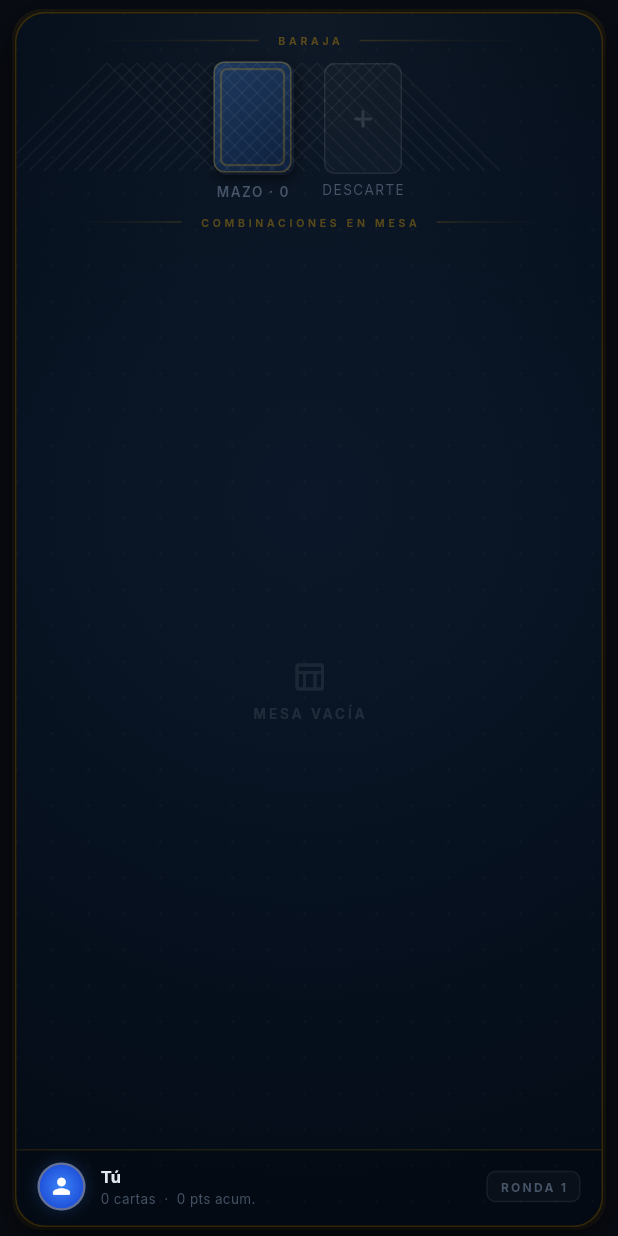
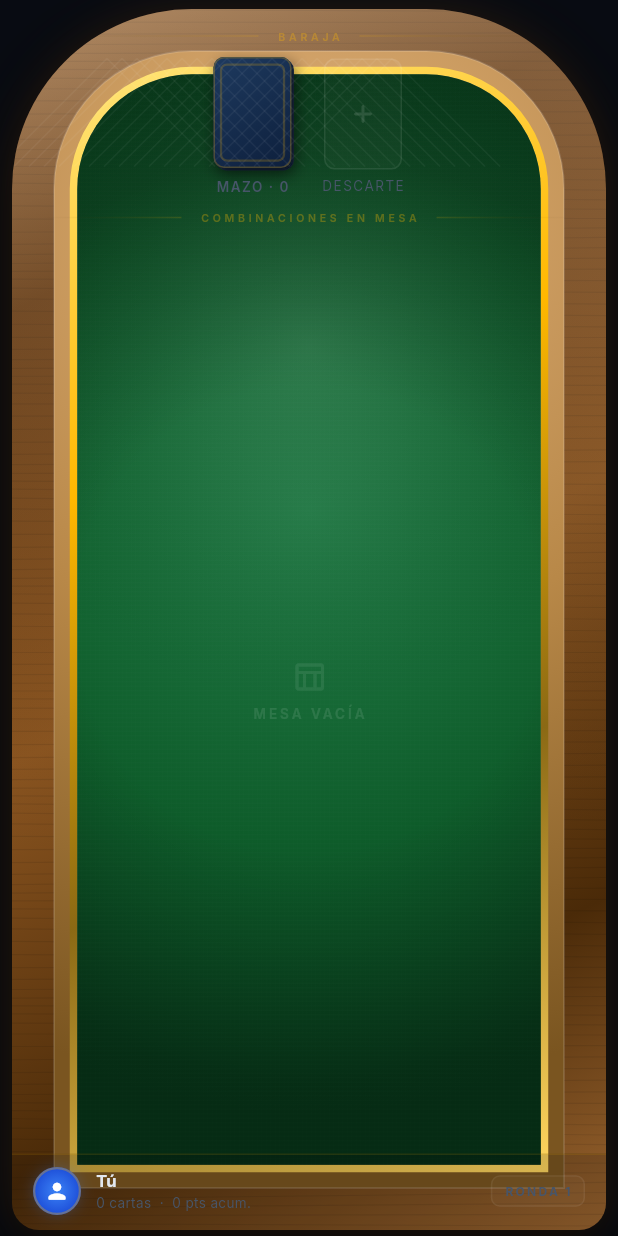
Before and after one commit to Julian110308/juego51, a Flutter app: the _Mesa widget shown alone on an empty page, opened directly with empty values, on a phone screen of 412 x 824 dp. Run offline on Flutter 3.47's test engine with Material 3 defaults, Android fonts, the phone set to English and light mode, and no system bars; our stand-ins replace google_fonts, shared_preferences; accounts and stored records are empty.

Commit message:
feat: mesa de casino con madera cálida, cuero caramelo y tapete verde
Reemplaza _RimPainter/_FeltPainter/_VignettePainter con un único
_TablePainter que dibuja: marco de madera con veta, acolchado de
cuero caramelo, ribete dorado y tapete verde con textura tejida,
respetando la forma asimétrica de la mesa (top redondeado 120px).

Co-Authored-By: Claude Sonnet 4.6 <noreply@anthropic.com>

```diff
--- a/frontend/lib/screens/game_screen.dart
+++ b/frontend/lib/screens/game_screen.dart
@@ -10,11 +10,6 @@ class _C {
   static const bg          = Color(0xFF07090F);
   static const bgPanel     = Color(0xFF0D1117);
   static const bgCard      = Color(0xFF111827);
-
-  // Mesa (tapete oscuro lujo)
-  static const felt0       = Color(0xFF0C1829);
-  static const felt1       = Color(0xFF071221);
-  static const felt2       = Color(0xFF040C17);
 
   // Borde dorado
   static const gold        = Color(0xFFFFB800);
@@ -314,25 +309,29 @@ class _Mesa extends StatelessWidget {
   @override
   Widget build(BuildContext context) {
     return Container(
-      margin: const EdgeInsets.fromLTRB(10, 8, 10, 6),
-      decoration: BoxDecoration(
-        borderRadius: BorderRadius.circular(20),
+      margin: const EdgeInsets.fromLTRB(8, 6, 8, 4),
+      decoration: BoxDecoration(
+        borderRadius: const BorderRadius.only(
+          topLeft: Radius.circular(120),
+          topRight: Radius.circular(120),
+          bottomLeft: Radius.circular(18),
+          bottomRight: Radius.circular(18),
+        ),
         boxShadow: [
-          BoxShadow(color: _C.gold.withAlpha(18), blurRadius: 0, spreadRadius: 2),
-          BoxShadow(color: Colors.black.withAlpha(180), blurRadius: 20, offset: const Offset(0, 8)),
-        ],
-        border: Border.all(color: _C.gold.withAlpha(40), width: 1),
+          BoxShadow(color: Colors.black.withAlpha(230), blurRadius: 40, offset: const Offset(0, 16), spreadRadius: 4),
+          BoxShadow(color: const Color(0xFF7B4A1A).withAlpha(80), blurRadius: 25, spreadRadius: -2),
+        ],
       ),
       child: ClipRRect(
-        borderRadius: BorderRadius.circular(20),
-        child: Stack(
-          children: [
-            // Fondo tapete premium
-            Positioned.fill(
-              child: CustomPaint(painter: _FeltPainter()),
-            ),
-            // Contenido
-            Column(
+        borderRadius: const BorderRadius.only(
+          topLeft: Radius.circular(120),
+          topRight: Radius.circular(120),
+          bottomLeft: Radius.circular(18),
+          bottomRight: Radius.circular(18),
+        ),
+        child: CustomPaint(
+          painter: _TablePainter(),
+          child: Column(
             children: [
               _AiZone(game: game),
               _FeltDivider(label: 'BARAJA'),
@@ -342,44 +341,135 @@ class _Mesa extends StatelessWidget {
               _MiPanelEnTapete(game: game),
             ],
           ),
-          ],
-        ),
-      ),
-    );
-  }
-}
-
-class _FeltPainter extends CustomPainter {
+        ),
+      ),
+    );
+  }
+}
+
+/// Mesa de casino: madera cálida → cuero caramelo → ribete dorado → tapete verde
+class _TablePainter extends CustomPainter {
+  const _TablePainter();
+
+  /// RRect simétrico con radios que respetan la forma asimétrica de la mesa
+  RRect _rRect(Size size, double inset) {
+    final rect = Rect.fromLTWH(inset, inset, size.width - inset * 2, size.height - inset * 2);
+    return RRect.fromRectAndCorners(rect,
+      topLeft:     Radius.circular(math.max(120 - inset, 0)),
+      topRight:    Radius.circular(math.max(120 - inset, 0)),
+      bottomLeft:  Radius.circular(math.max(18  - inset, 0)),
+      bottomRight: Radius.circular(math.max(18  - inset, 0)),
+    );
+  }
+
   @override
   void paint(Canvas canvas, Size size) {
-    // Gradiente radial de fondo
-    final bgPaint = Paint()
+    const rimW     = 28.0;   // ancho del marco de madera
+    const leatherW = 13.0;   // ancho del acolchado de cuero
+    const goldW    =  2.5;   // grosor del ribete dorado
+
+    final fullRect = Rect.fromLTWH(0, 0, size.width, size.height);
+
+    // ── 1. Marco de madera cálida (toda la superficie, recortada por ClipRRect padre)
+    canvas.drawRect(fullRect, Paint()
+      ..shader = LinearGradient(
+        begin: Alignment.topLeft,
+        end: Alignment.bottomRight,
+        colors: const [
+          Color(0xFFA07040), Color(0xFF6B3E14), Color(0xFF8B5520),
+          Color(0xFF4A2A08), Color(0xFF9B6530),
+        ],
+        stops: const [0.0, 0.2, 0.5, 0.78, 1.0],
+      ).createShader(fullRect));
+
+    // Veta de madera: líneas onduladas sutiles
+    final grainPaint = Paint()..color = Colors.black.withAlpha(20)..strokeWidth = 0.8;
+    for (double y = 0; y < size.height; y += 7) {
+      final w1 = math.sin(y * 0.09) * 3.0;
+      final w2 = math.sin(y * 0.06 + 1.2) * 2.0;
+      canvas.drawLine(Offset(0, y + w1), Offset(size.width, y + w2), grainPaint);
+    }
+
+    // Reflejo cenital sobre la madera
+    canvas.drawRect(fullRect, Paint()
+      ..shader = LinearGradient(
+        begin: Alignment.topCenter,
+        end: const Alignment(0, 0.4),
+        colors: [Colors.white.withAlpha(50), Colors.transparent],
+      ).createShader(fullRect));
+
+    // ── 2. Cuero caramelo (bumper/acolchado)
+    final leatherRRect = _rRect(size, rimW);
+    final leatherRect  = leatherRRect.outerRect;
+    canvas.drawRRect(leatherRRect, Paint()
+      ..shader = RadialGradient(
+        center: const Alignment(0, -0.7),
+        radius: 1.7,
+        colors: const [Color(0xFFDFB07A), Color(0xFFB88848), Color(0xFF7A5520)],
+        stops: const [0.0, 0.5, 1.0],
+      ).createShader(leatherRect));
+
+    // Reflejo del cuero (línea interior superior)
+    canvas.drawRRect(leatherRRect, Paint()
+      ..color = Colors.white.withAlpha(35)
+      ..style = PaintingStyle.stroke
+      ..strokeWidth = 1.2);
+
+    // ── 3. Ribete dorado
+    final goldRRect = _rRect(size, rimW + leatherW);
+    final goldRect  = goldRRect.outerRect;
+    canvas.drawRRect(goldRRect, Paint()
+      ..shader = LinearGradient(
+        begin: Alignment.topLeft,
+        end: Alignment.bottomRight,
+        colors: const [Color(0xFFFFE57A), Color(0xFFFFB800), Color(0xFF8B6914), Color(0xFFFFD55E)],
+        stops: const [0.0, 0.33, 0.66, 1.0],
+      ).createShader(goldRect)
+      ..style = PaintingStyle.stroke
+      ..strokeWidth = goldW * 2);
+
+    // ── 4. Tapete verde
+    final feltInset = rimW + leatherW + goldW;
+    final feltRRect = _rRect(size, feltInset);
+    final feltRect  = feltRRect.outerRect;
+
+    canvas.drawRRect(feltRRect, Paint()
       ..shader = RadialGradient(
         center: const Alignment(0, -0.2),
-        radius: 1.2,
-        colors: const [_C.felt0, _C.felt1, _C.felt2],
-        stops: const [0.0, 0.5, 1.0],
-      ).createShader(Rect.fromLTWH(0, 0, size.width, size.height));
-    canvas.drawRect(Rect.fromLTWH(0, 0, size.width, size.height), bgPaint);
-
-    // Patrón de puntos sutil
-    final dotPaint = Paint()
-      ..color = Colors.white.withAlpha(6)
-      ..style = PaintingStyle.fill;
-    for (double x = 0; x < size.width; x += 24) {
-      for (double y = 0; y < size.height; y += 24) {
-        canvas.drawCircle(Offset(x, y), 1, dotPaint);
-      }
-    }
-
-    // Brillo central
-    final glowPaint = Paint()
+        radius: 1.3,
+        colors: const [Color(0xFF217A45), Color(0xFF0E5C2A), Color(0xFF083D1C)],
+        stops: const [0.0, 0.55, 1.0],
+      ).createShader(feltRect));
+
+    // Textura tejida del tapete
+    canvas.save();
+    canvas.clipRRect(feltRRect);
+    final wH = Paint()..color = Colors.white.withAlpha(5)..strokeWidth = 0.5;
+    for (double y = feltInset; y < size.height; y += 3) {
+      canvas.drawLine(Offset(feltInset, y), Offset(size.width - feltInset, y), wH);
+    }
+    final wV = Paint()..color = Colors.white.withAlpha(3)..strokeWidth = 0.5;
+    for (double x = feltInset; x < size.width; x += 3) {
+      canvas.drawLine(Offset(x, feltInset), Offset(x, size.height), wV);
+    }
+
+    // Viñeta del tapete
+    canvas.drawRRect(feltRRect, Paint()
       ..shader = RadialGradient(
-        center: Alignment.topCenter,
+        center: Alignment.center,
+        radius: 1.0,
+        colors: [Colors.transparent, Colors.black.withAlpha(75)],
+        stops: const [0.5, 1.0],
+      ).createShader(feltRect));
+    canvas.restore();
+
+    // Brillo cenital sobre el tapete
+    canvas.drawRRect(feltRRect, Paint()
+      ..shader = RadialGradient(
+        center: const Alignment(0, -0.5),
         radius: 0.8,
-        colors: [Colors.white.withAlpha(10), Colors.transparent],
-      ).createShader(Rect.fromLTWH(0, 0, size.width, size.height * 0.6));
-    canvas.drawRect(Rect.fromLTWH(0, 0, size.width, size.height * 0.6), glowPaint);
+        colors: [Colors.white.withAlpha(24), Colors.transparent],
+      ).createShader(feltRect));
   }
 
   @override
```
Lines whose indentation alone changed are shown as unchanged.
